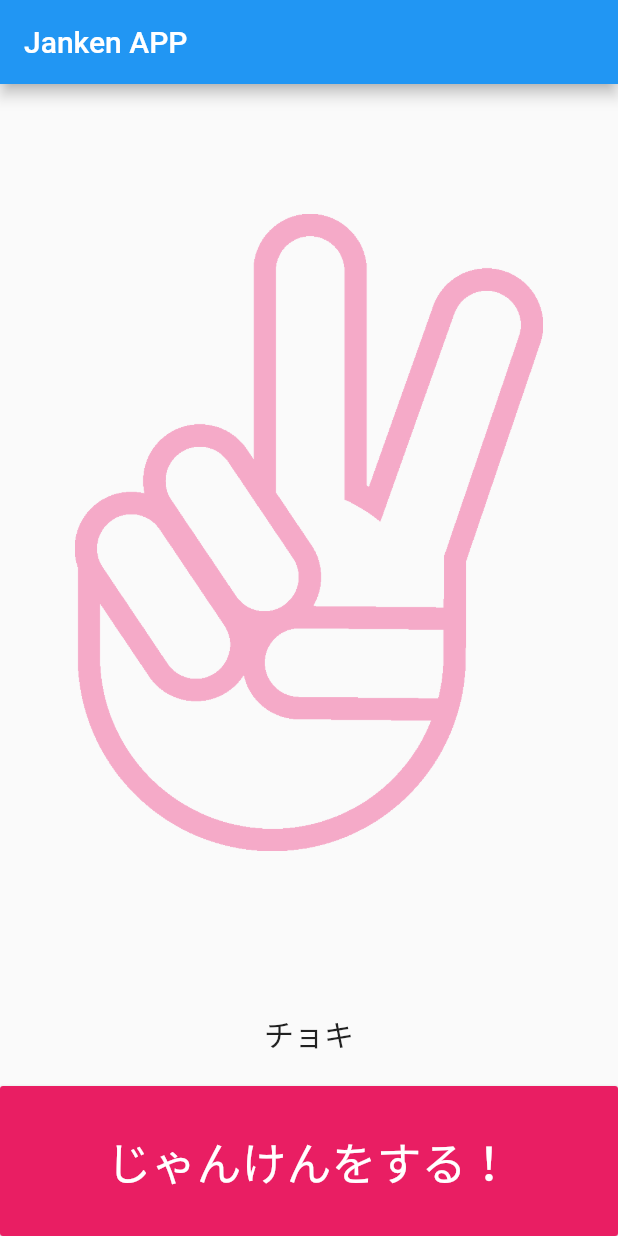
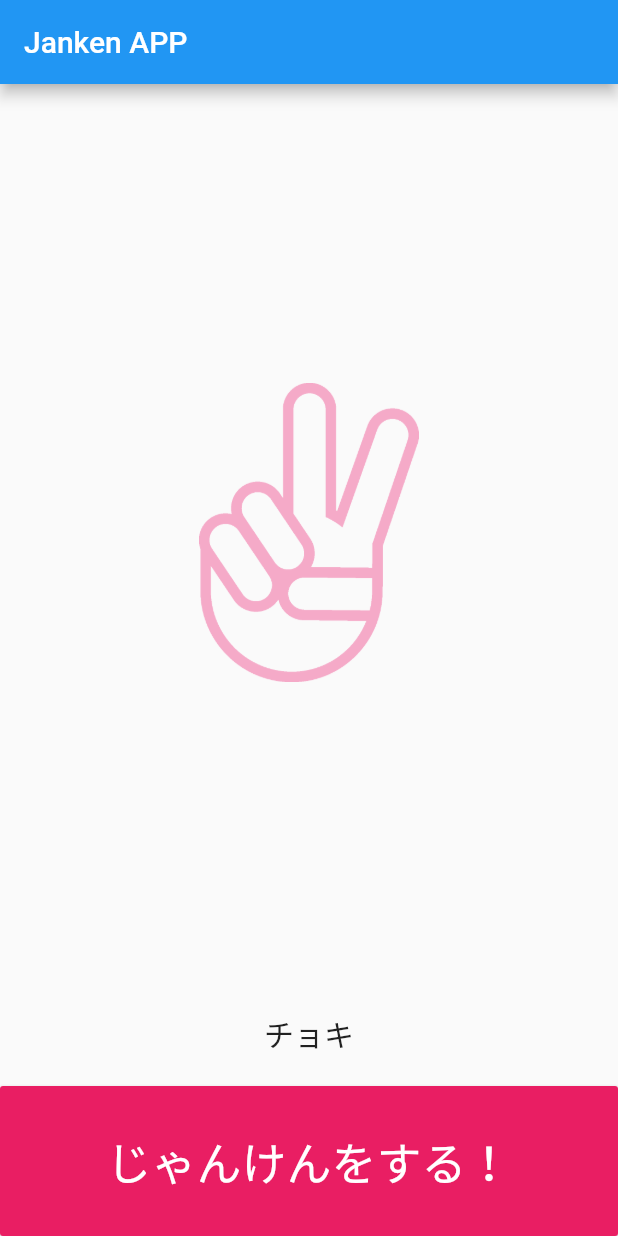
Before and after one commit to FromF/flutter_janken, a Flutter app: the screen it shows after launch, after a tap on "じゃんけんをする！", on a phone screen of 412 x 824 dp. Run offline on Flutter 3.47's test engine with Material 2 defaults, Android fonts, the phone set to English and light mode, and no system bars.

Commit message:
画像が大きくて画面に収まらない問題の解決方法を修正

```diff
--- a/flutter_janken/lib/main.dart
+++ b/flutter_janken/lib/main.dart
@@ -69,11 +69,8 @@ class _MyHomePageState extends State<MyHomePage> {
           children: <Widget>[
             // スペースを追加
             Spacer(),
-            Padding(
-              // 左右に余白を設定
-              padding: EdgeInsets.only(left: 50,right: 50,),
-              // 画像を表示
-              child: image(jankenImage),
+            Expanded(
+                child: image(jankenImage)
             ),
             // スペースを追加
             Spacer(),
@@ -151,7 +148,6 @@ Widget image(String image) {
     // 指定された画像ファイル名を表示する
     return Image.asset(
       image,
-      fit: BoxFit.fitWidth,
     );
   }
 }
```
